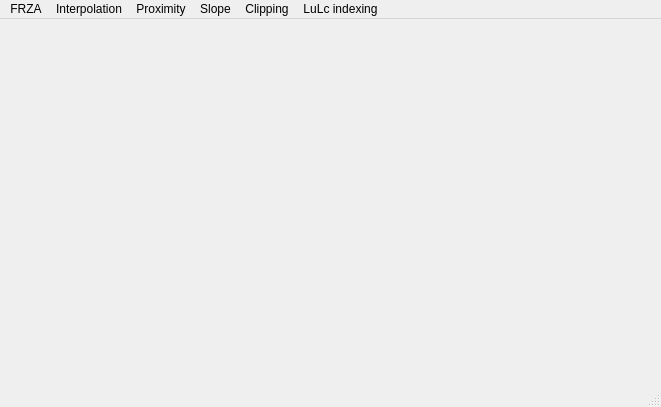
The window that GUI/MainWindow.ui (Adi-Dev-hub/Flood) describes before a commit, drawn with Qt 5.
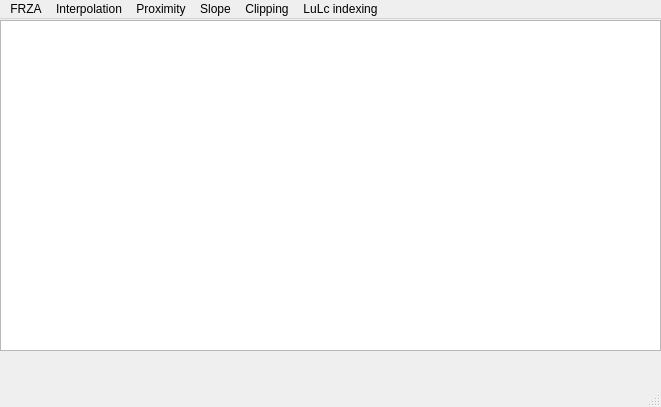
The same window after the commit.

```diff
--- a/GUI/MainWindow.ui
+++ b/GUI/MainWindow.ui
@@ -13,7 +13,18 @@
   <property name="windowTitle">
    <string>MainWindow</string>
   </property>
-  <widget class="QWidget" name="centralwidget"/>
+  <widget class="QWidget" name="centralwidget">
+   <widget class="QGraphicsView" name="graphicsView">
+    <property name="geometry">
+     <rect>
+      <x>0</x>
+      <y>1</y>
+      <width>661</width>
+      <height>331</height>
+     </rect>
+    </property>
+   </widget>
+  </widget>
   <widget class="QStatusBar" name="statusbar"/>
   <widget class="QMenuBar" name="menuBar">
    <property name="geometry">
```
Left out of the diff: 12 changed lines with no effect on the pictures.
